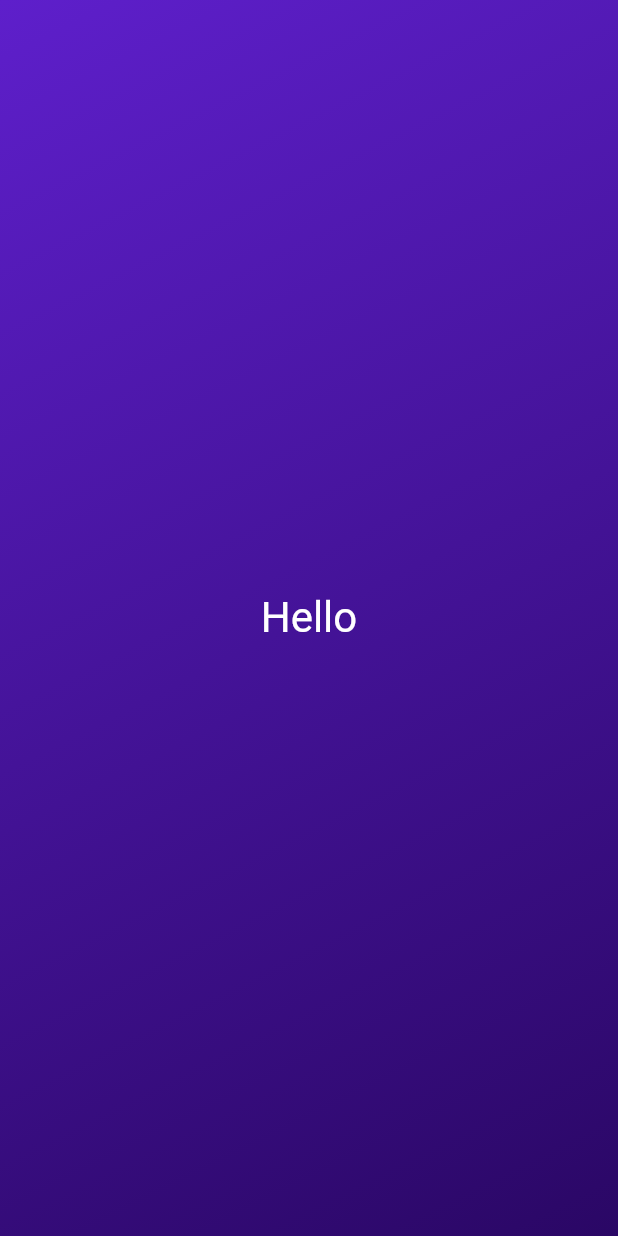
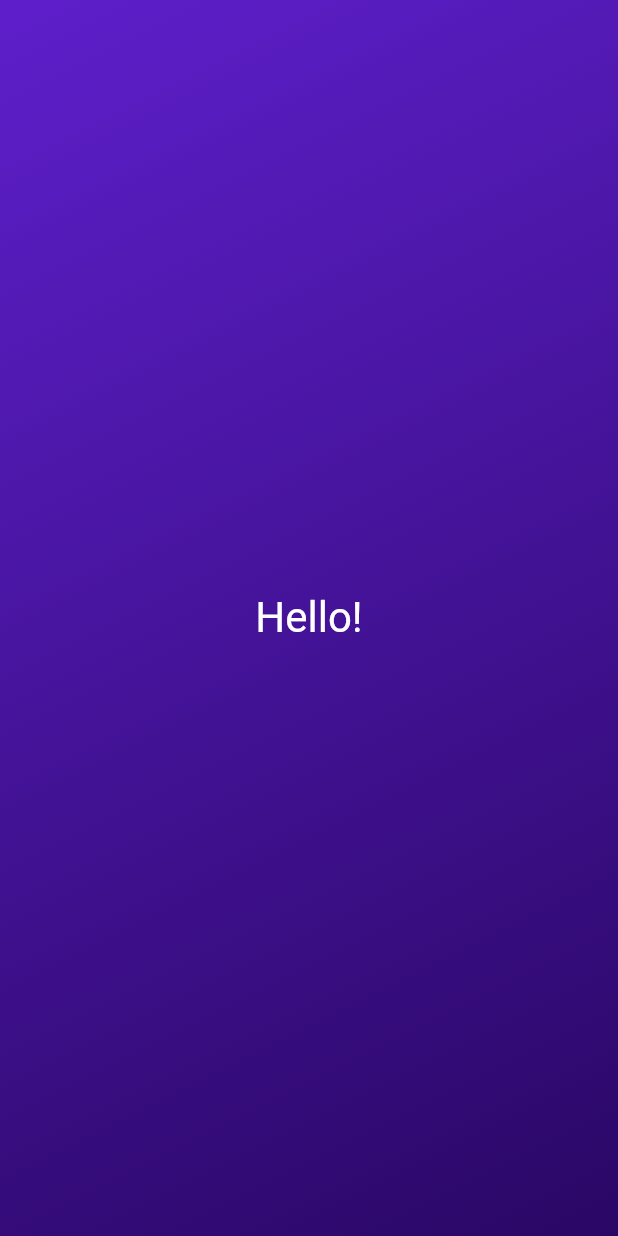
Before and after one commit to bmessaoudi/roll_dice_app, a Flutter app: the screen it shows after launch, on a phone screen of 412 x 824 dp. Run offline on Flutter 3.47's test engine with Material 2 defaults, Android fonts, the phone set to English and light mode, and no system bars.

Commit message:
create widget style text and make it custom

```diff
--- a/lib/gradient_container.dart
+++ b/lib/gradient_container.dart
@@ -1,4 +1,8 @@
 import 'package:flutter/material.dart';
+import 'package:roll_dice_app/styled_text.dart';
+
+var startAlignment = Alignment.topLeft;
+var endAlignment = Alignment.bottomRight;
 
 class GradientContainer extends StatelessWidget {
   const GradientContainer({super.key});
@@ -6,24 +10,18 @@ class GradientContainer extends StatelessWidget {
   @override
   Widget build(BuildContext context) {
     return Container(
-      decoration: const BoxDecoration(
+      decoration: BoxDecoration(
         gradient: LinearGradient(
-          colors: [
+          colors: const [
             Color.fromRGBO(94, 31, 203, 1),
             Color.fromRGBO(42, 7, 101, 1),
           ],
-          begin: Alignment.topLeft,
-          end: Alignment.bottomRight,
+          begin: startAlignment,
+          end: endAlignment,
         ),
       ),
       child: const Center(
-        child: Text(
-          "Hello",
-          style: TextStyle(
-            color: Colors.white,
-            fontSize: 28.0,
-          ),
-        ),
+        child: StyledText("Hello!"),
       ),
     );
   }
--- /dev/null
+++ b/lib/styled_text.dart
@@ -0,0 +1,18 @@
+import 'package:flutter/material.dart';
+
+class StyledText extends StatelessWidget {
+  const StyledText(this.text, {super.key});
+
+  final String text;
+
+  @override
+  Widget build(BuildContext context) {
+    return Text(
+      text,
+      style: const TextStyle(
+        color: Colors.white,
+        fontSize: 28.0,
+      ),
+    );
+  }
+}
```
